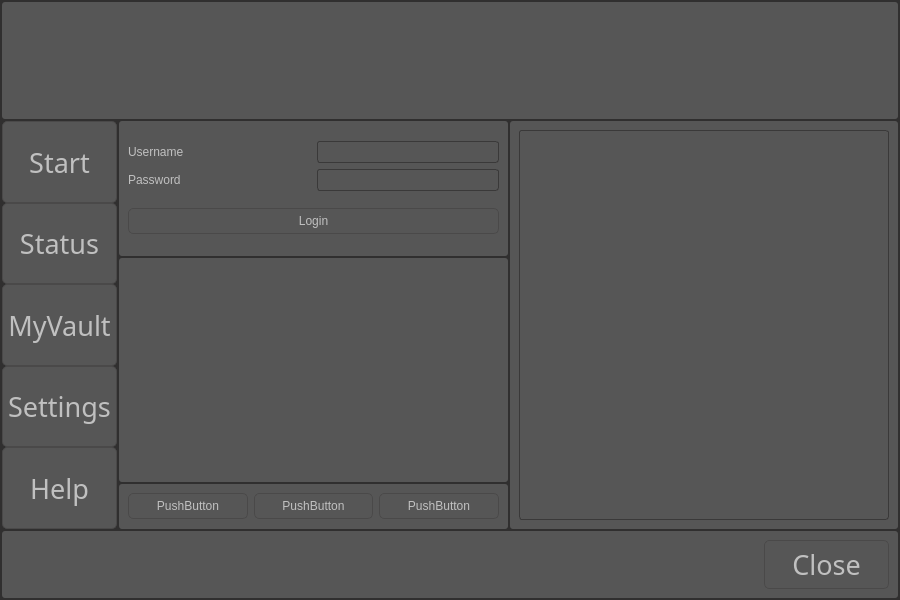
Qt form bin/core/gui/new.ui (projectmagpy/MagPy) before a commit.
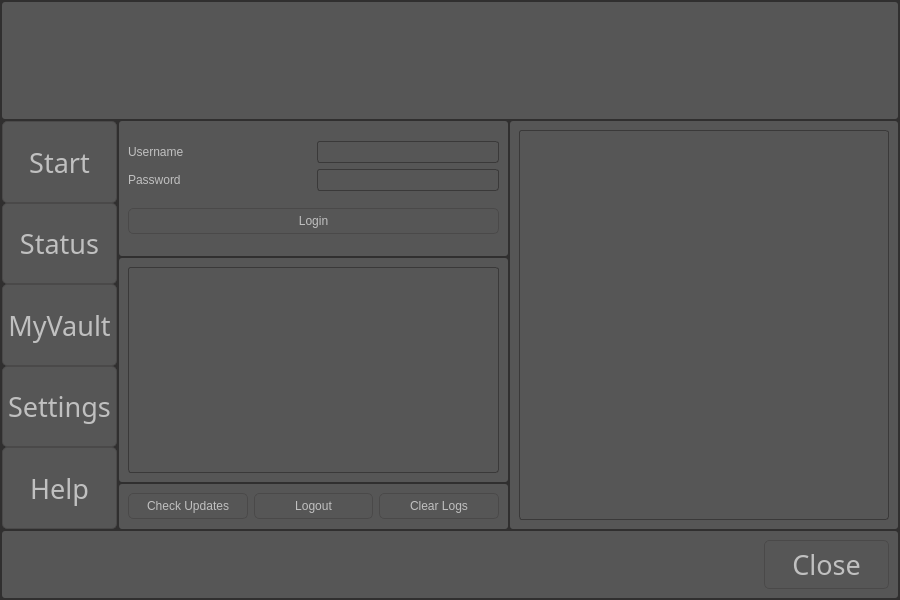
The same form after that commit. The open tabs and pages were chosen to show the change. Icons and pictures are not drawn.

```diff
--- a/bin/core/gui/new.ui
+++ b/bin/core/gui/new.ui
@@ -1852,6 +1852,11 @@
                  <property name="frameShadow">
                   <enum>QFrame::Raised</enum>
                  </property>
+                 <layout class="QHBoxLayout" name="horizontalLayout_11">
+                  <item>
+                   <widget class="QTextBrowser" name="myvaultlog"/>
+                  </item>
+                 </layout>
                 </widget>
                </item>
                <item>
@@ -1869,21 +1874,21 @@
                   <item>
                    <widget class="QPushButton" name="pushButton_3">
                     <property name="text">
-                     <string>PushButton</string>
+                     <string>Check Updates</string>
                     </property>
                    </widget>
                   </item>
                   <item>
                    <widget class="QPushButton" name="pushButton_4">
                     <property name="text">
-                     <string>PushButton</string>
+                     <string>Logout</string>
                     </property>
                    </widget>
                   </item>
                   <item>
                    <widget class="QPushButton" name="pushButton_5">
                     <property name="text">
-                     <string>PushButton</string>
+                     <string>Clear Logs</string>
                     </property>
                    </widget>
                   </item>
```
Left out of the diff: 8 changed lines with no effect on the pictures.
